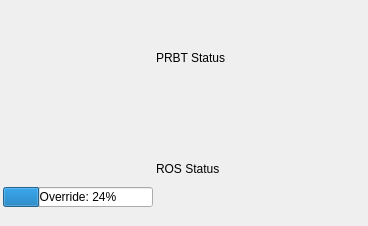
Above: pilz_status_indicator_rqt/resource/PilzStatusIndicatorRqt.ui from PilzDE/pilz_robots before the change. Below: the same form after it.
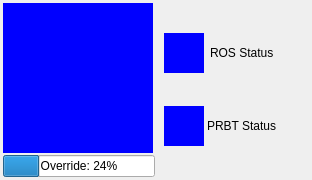
That is the form after the change.

Commit message: fixing the layout size

```diff
--- a/pilz_status_indicator_rqt/resource/PilzStatusIndicatorRqt.ui
+++ b/pilz_status_indicator_rqt/resource/PilzStatusIndicatorRqt.ui
@@ -9,26 +9,26 @@
    <rect>
     <x>0</x>
     <y>0</y>
-    <width>368</width>
-    <height>226</height>
+    <width>312</width>
+    <height>180</height>
    </rect>
   </property>
   <property name="sizePolicy">
-   <sizepolicy hsizetype="Expanding" vsizetype="Expanding">
+   <sizepolicy hsizetype="Fixed" vsizetype="Fixed">
     <horstretch>1</horstretch>
     <verstretch>1</verstretch>
    </sizepolicy>
   </property>
   <property name="minimumSize">
    <size>
-    <width>200</width>
-    <height>200</height>
+    <width>312</width>
+    <height>180</height>
    </size>
   </property>
   <property name="maximumSize">
    <size>
-    <width>368</width>
-    <height>226</height>
+    <width>312</width>
+    <height>180</height>
    </size>
   </property>
   <property name="windowTitle">
@@ -51,7 +51,7 @@
     <number>0</number>
    </property>
    <item>
-    <layout class="QVBoxLayout" name="verticalLayout">
+    <layout class="QVBoxLayout" name="verticalLayout" stretch="1,1">
      <property name="spacing">
       <number>2</number>
      </property>
@@ -70,15 +70,15 @@
      <item>
       <widget class="QLabel" name="labelOM">
        <property name="sizePolicy">
-        <sizepolicy hsizetype="Expanding" vsizetype="Expanding">
+        <sizepolicy hsizetype="Fixed" vsizetype="Fixed">
          <horstretch>1</horstretch>
          <verstretch>1</verstretch>
         </sizepolicy>
        </property>
        <property name="minimumSize">
         <size>
-         <width>20</width>
-         <height>20</height>
+         <width>150</width>
+         <height>150</height>
         </size>
        </property>
        <property name="maximumSize">
@@ -93,6 +93,12 @@
          <height>15</height>
         </size>
        </property>
+       <property name="styleSheet">
+        <string notr="true">QLabel { background-color: blue }</string>
+       </property>
+       <property name="alignment">
+        <set>Qt::AlignCenter</set>
+       </property>
       </widget>
      </item>
      <item>
@@ -103,10 +109,16 @@
          <verstretch>1</verstretch>
         </sizepolicy>
        </property>
-       <property name="maximumSize">
+       <property name="minimumSize">
         <size>
          <width>150</width>
-         <height>20</height>
+         <height>0</height>
+        </size>
+       </property>
+       <property name="maximumSize">
+        <size>
+         <width>1000</width>
+         <height>23</height>
         </size>
        </property>
        <property name="value">
@@ -120,7 +132,7 @@
     </layout>
    </item>
    <item>
-    <layout class="QVBoxLayout" name="verticalLayout_2" stretch="1,1">
+    <layout class="QVBoxLayout" name="verticalLayout_2" stretch="0,0">
      <property name="spacing">
       <number>3</number>
      </property>
@@ -134,42 +146,112 @@
       <number>3</number>
      </property>
      <item>
-      <widget class="QLabel" name="labelPRBT">
-       <property name="sizePolicy">
-        <sizepolicy hsizetype="Expanding" vsizetype="Expanding">
-         <horstretch>1</horstretch>
-         <verstretch>1</verstretch>
-        </sizepolicy>
+      <layout class="QHBoxLayout" name="horizontalLayout_3">
+       <property name="spacing">
+        <number>6</number>
        </property>
-       <property name="text">
-        <string>PRBT Status</string>
+       <property name="leftMargin">
+        <number>6</number>
        </property>
-       <property name="margin">
-        <number>5</number>
-       </property>
-      </widget>
+       <item>
+        <widget class="QLabel" name="labelROS">
+         <property name="sizePolicy">
+          <sizepolicy hsizetype="Expanding" vsizetype="Expanding">
+           <horstretch>1</horstretch>
+           <verstretch>1</verstretch>
+          </sizepolicy>
+         </property>
+         <property name="minimumSize">
+          <size>
+           <width>40</width>
+           <height>40</height>
+          </size>
+         </property>
+         <property name="maximumSize">
+          <size>
+           <width>40</width>
+           <height>40</height>
+          </size>
+         </property>
+         <property name="sizeIncrement">
+          <size>
+           <width>1</width>
+           <height>1</height>
+          </size>
+         </property>
+         <property name="autoFillBackground">
+          <bool>false</bool>
+         </property>
+         <property name="styleSheet">
+          <string notr="true">QLabel { background-color: blue }</string>
+         </property>
+         <property name="text">
+          <string/>
+         </property>
+         <property name="margin">
+          <number>5</number>
+         </property>
+        </widget>
+       </item>
+       <item>
+        <widget class="QLabel" name="labelROS_">
+         <property name="text">
+          <string>ROS Status</string>
+         </property>
+        </widget>
+       </item>
+      </layout>
      </item>
      <item>
-      <widget class="QLabel" name="labelROS">
-       <property name="sizePolicy">
-        <sizepolicy hsizetype="Expanding" vsizetype="Expanding">
-         <horstretch>1</horstretch>
-         <verstretch>1</verstretch>
-        </sizepolicy>
+      <layout class="QHBoxLayout" name="horizontalLayout_2">
+       <property name="leftMargin">
+        <number>6</number>
        </property>
-       <property name="maximumSize">
-        <size>
-         <width>16777215</width>
-         <height>16777215</height>
-        </size>
-       </property>
-       <property name="text">
-        <string>ROS Status</string>
-       </property>
-       <property name="margin">
-        <number>5</number>
-       </property>
-      </widget>
+       <item>
+        <widget class="QLabel" name="labelPRBT">
+         <property name="sizePolicy">
+          <sizepolicy hsizetype="Expanding" vsizetype="Expanding">
+           <horstretch>1</horstretch>
+           <verstretch>1</verstretch>
+          </sizepolicy>
+         </property>
+         <property name="minimumSize">
+          <size>
+           <width>40</width>
+           <height>40</height>
+          </size>
+         </property>
+         <property name="maximumSize">
+          <size>
+           <width>40</width>
+           <height>40</height>
+          </size>
+         </property>
+         <property name="sizeIncrement">
+          <size>
+           <width>1</width>
+           <height>1</height>
+          </size>
+         </property>
+         <property name="styleSheet">
+          <string notr="true">QLabel { background-color: blue }</string>
+         </property>
+         <property name="text">
+          <string/>
+         </property>
+         <property name="margin">
+          <number>5</number>
+         </property>
+        </widget>
+       </item>
+       <item>
+        <widget class="QLabel" name="labelPRBT_">
+         <property name="text">
+          <string>PRBT Status</string>
+         </property>
+        </widget>
+       </item>
+      </layout>
      </item>
     </layout>
    </item>
```
The commit also changes 1 other file.
